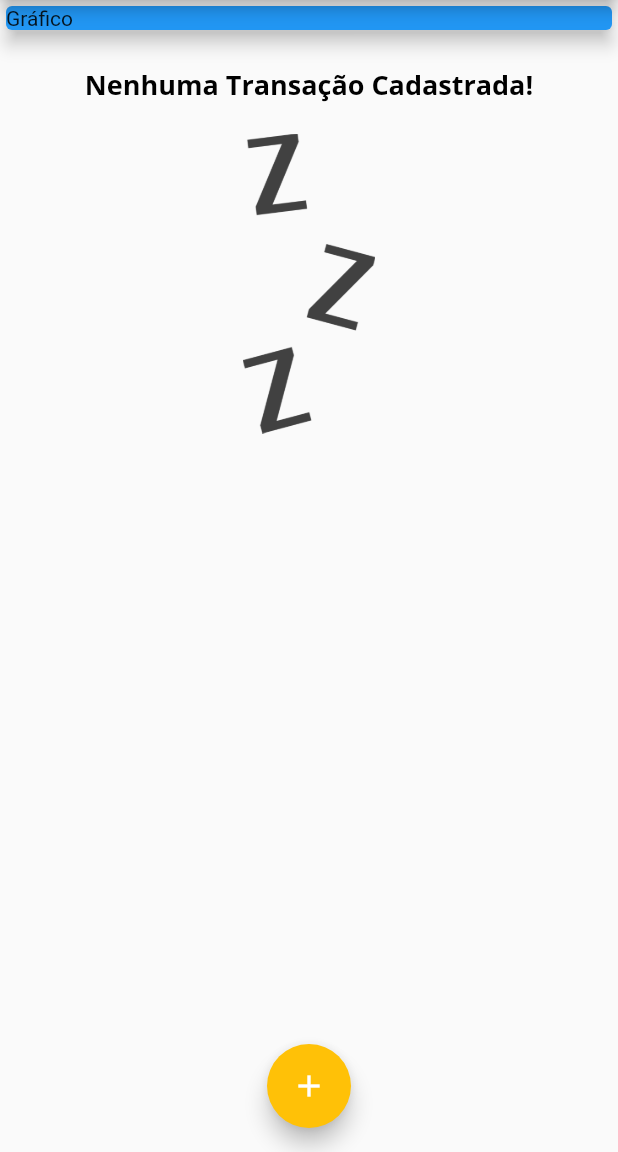
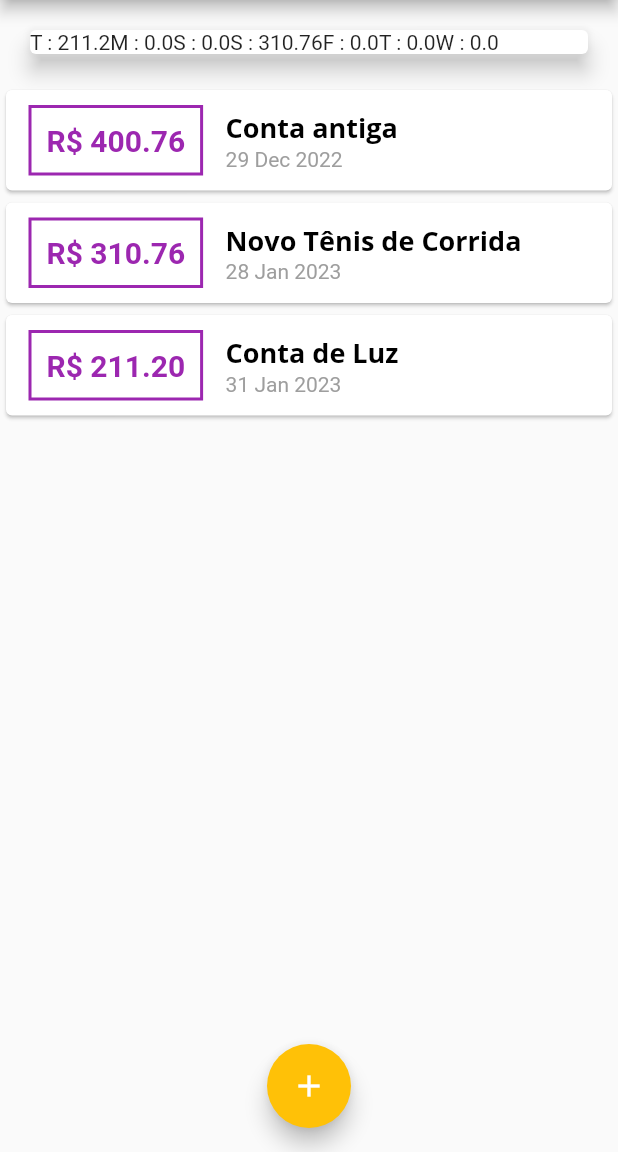
Before and after one commit to Kaio-Goes/expenses, a Flutter app: the screen it shows after launch, on a phone screen of 412 x 824 dp, the part 84-1236 px from its top. Run offline on Flutter 3.47's test engine with Material 2 defaults, Android fonts, the phone set to English and light mode, and no system bars.

Commit message:
Feature chart in dashboard

```diff
--- a/lib/components/chat.dart
+++ b/lib/components/chart.dart
@@ -3,9 +3,9 @@ import 'package:flutter/material.dart';
 import 'package:intl/intl.dart';
 
 class Chart extends StatelessWidget {
-  const Chart({super.key, this.recentTransaction});
+  const Chart({super.key, required this.recentTransaction});
 
-  final List<Transaction>? recentTransaction;
+  final List<Transaction> recentTransaction;
 
   List<Map<String, Object>> get groupedTransactions {
     return List.generate(7, (index) {
@@ -13,18 +13,15 @@ class Chart extends StatelessWidget {
 
       double totalSum = 0.0;
 
-      for(var i = 0; i< recentTransaction!.length; i++){
-        bool sameDay = recentTransaction![i].date.day == weekDay.day;
-        bool sameMonth = recentTransaction![i].date.month == weekDay.month;
-        bool sameYear = recentTransaction![i].date.year == weekDay.year;
+      for(var i = 0; i< recentTransaction.length; i++){
+        bool sameDay = recentTransaction[i].date.day == weekDay.day;
+        bool sameMonth = recentTransaction[i].date.month == weekDay.month;
+        bool sameYear = recentTransaction[i].date.year == weekDay.year;
 
         if(sameDay && sameMonth && sameYear){
-          totalSum += recentTransaction![i].value;
+          totalSum += recentTransaction[i].value;
         }
       }
-
-      print(DateFormat.E().format(weekDay)[0]);
-      print(totalSum);
 
       return {
         'day': DateFormat.E().format(weekDay)[0],
@@ -39,7 +36,9 @@ class Chart extends StatelessWidget {
       elevation: 6,
       margin: const EdgeInsets.all(20),
       child: Row(
-        children: [],
+        children: groupedTransactions.map((e){
+          return Text('${e['day']} : ${e['value']}');
+        }).toList(),
       ),
     );
   }
--- a/lib/main.dart
+++ b/lib/main.dart
@@ -1,4 +1,5 @@
 import 'dart:math';
+import 'package:expenses/components/chart.dart';
 import 'package:expenses/components/transaction_form.dart';
 import 'package:expenses/components/transaction_list.dart';
 import 'package:expenses/models/transaction.dart';
@@ -38,21 +39,35 @@ class MyHomePage extends StatefulWidget {
 
 class _MyHomePageState extends State<MyHomePage> {
   final List<Transaction> _trasactions = [
-    // Transaction(
-    //     id: 't1',
-    //     title: 'Novo Tênis de Corrida',
-    //     value: 310.76,
-    //     date: DateTime.now()),
-    // Transaction(
-    //     id: 't2', title: 'Conta de Luz', value: 211.20, date: DateTime.now()),
+    Transaction(
+      id: 't0',
+      title: 'Conta antiga',
+      value: 400.76,
+      date: DateTime.now().subtract(const Duration(days: 33)),
+    ),
+    Transaction(
+      id: 't1',
+      title: 'Novo Tênis de Corrida',
+      value: 310.76,
+      date: DateTime.now().subtract(const Duration(days: 3)),
+    ),
+    Transaction(
+        id: 't2', title: 'Conta de Luz', value: 211.20, date: DateTime.now()),
   ];
+
+  List<Transaction> get _recentTransactions {
+    return _trasactions.where((element){
+      return element.date.isAfter(DateTime.now().subtract(const Duration(days: 7)));
+    }).toList();
+  }
 
   _addTransaction(String title, double value) {
     final newTransaction = Transaction(
-        id: Random().nextDouble().toString(),
-        title: title,
-        value: value,
-        date: DateTime.now());
+      id: Random().nextDouble().toString(),
+      title: title,
+      value: value,
+      date: DateTime.now().subtract(const Duration(days: 4)),
+    );
 
     setState(() {
       _trasactions.add(newTransaction);
@@ -86,13 +101,7 @@ class _MyHomePageState extends State<MyHomePage> {
         child: Column(
           crossAxisAlignment: CrossAxisAlignment.stretch,
           children: [
-            const SizedBox(
-              child: Card(
-                color: Colors.blue,
-                elevation: 5,
-                child: Text('Gráfico'),
-              ),
-            ),
+            Chart(recentTransaction: _recentTransactions),
             TransactionList(transactions: _trasactions),
           ],
         ),
```
Also changed, not shown: lib/components/chart_bar.dart (added, +10 -0 lines).
